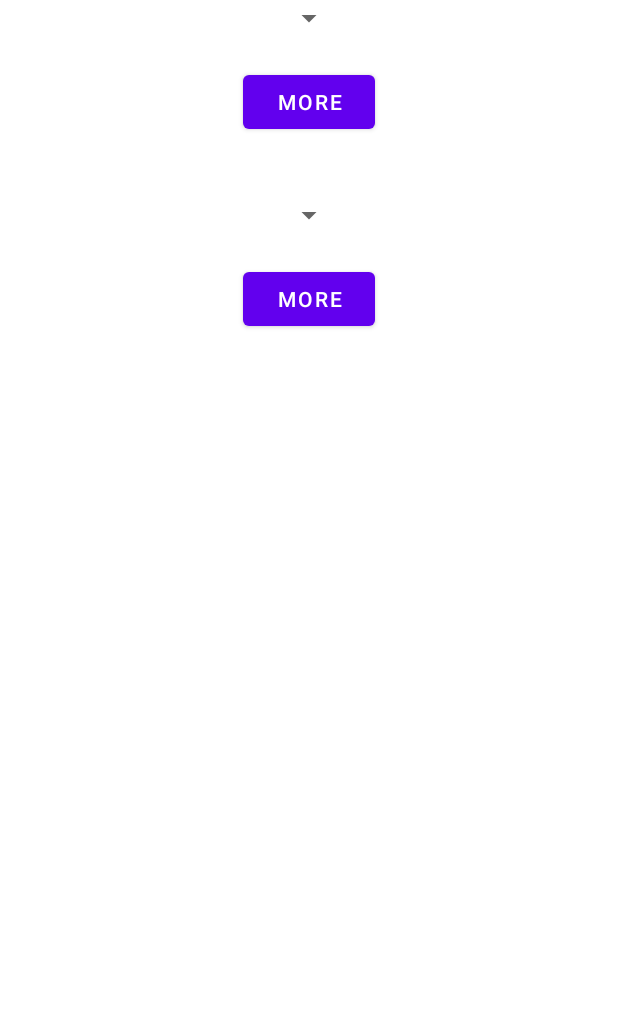
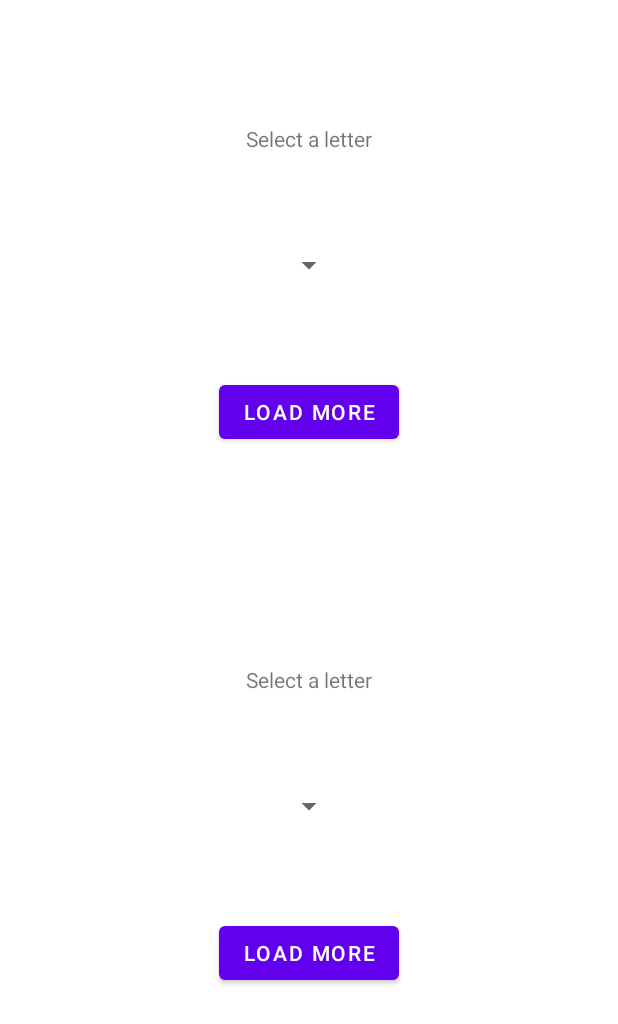
Before and after one commit to nckraghu/SwitchMapDemo, an Android app: the layout activity_main.xml on its own in the app's theme, with its tools: preview values and no code run, on a phone screen of 412 x 824 dp. Shown: the top 1024 px of the screen. Run offline under Robolectric (Android 15) with nearby library versions, the phone set to English and light mode, and no system bars.

Commit message:
Added text views to display spinner info

```diff
--- a/app/src/main/res/layout/activity_main.xml
+++ b/app/src/main/res/layout/activity_main.xml
@@ -4,7 +4,22 @@
     xmlns:tools="http://schemas.android.com/tools"
     android:layout_width="match_parent"
     android:layout_height="match_parent"
+    android:paddingLeft="20dp"
+    android:paddingRight="20dp"
+    android:paddingTop="20dp"
+    android:paddingBottom="20dp"
     tools:context=".MainActivity">
+
+    <TextView
+        android:id="@+id/spinner_text_view"
+        android:layout_width="wrap_content"
+        android:layout_height="wrap_content"
+        android:text="@string/select_a_letter"
+        app:layout_constraintEnd_toEndOf="parent"
+        app:layout_constraintStart_toStartOf="parent"
+        app:layout_constraintTop_toTopOf="parent"
+        app:layout_constraintBottom_toTopOf="@id/nameSpinner"
+        />
 
     <Spinner
         android:id="@+id/nameSpinner"
@@ -12,16 +27,17 @@
         android:layout_height="wrap_content"
         app:layout_constraintEnd_toEndOf="parent"
         app:layout_constraintStart_toStartOf="parent"
-        app:layout_constraintTop_toTopOf="parent"
+        app:layout_constraintTop_toBottomOf="@id/spinner_text_view"
+        app:layout_constraintBottom_toTopOf="@id/load_more_btn"
         />
 
     <Button
         android:id="@+id/load_more_btn"
         android:text="@string/more"
-        android:layout_marginTop="20dp"
         android:layout_width="wrap_content"
         android:layout_height="wrap_content"
         app:layout_constraintTop_toBottomOf="@id/nameSpinner"
+        app:layout_constraintBottom_toTopOf="@id/nameList"
         app:layout_constraintEnd_toEndOf="parent"
         app:layout_constraintStart_toStartOf="parent"
         />
@@ -30,12 +46,22 @@
         android:id="@+id/nameList"
         android:layout_width="match_parent"
         android:layout_height="wrap_content"
-        android:layout_marginTop="20dp"
         app:layout_constraintTop_toBottomOf="@id/load_more_btn"
+        app:layout_constraintBottom_toTopOf="@id/spinner_text_view2"
         app:layout_constraintEnd_toEndOf="parent"
         app:layout_constraintStart_toStartOf="parent"
         />
 
+    <TextView
+        android:id="@+id/spinner_text_view2"
+        android:layout_width="wrap_content"
+        android:layout_height="wrap_content"
+        android:text="@string/select_a_letter"
+        app:layout_constraintEnd_toEndOf="parent"
+        app:layout_constraintStart_toStartOf="parent"
+        app:layout_constraintTop_toBottomOf="@id/nameList"
+        app:layout_constraintBottom_toTopOf="@id/nameSpinner2"
+        />
 
     <Spinner
         android:id="@+id/nameSpinner2"
@@ -43,16 +69,17 @@
         android:layout_height="wrap_content"
         app:layout_constraintEnd_toEndOf="parent"
         app:layout_constraintStart_toStartOf="parent"
-        app:layout_constraintTop_toBottomOf="@id/nameList"
+        app:layout_constraintTop_toBottomOf="@id/spinner_text_view2"
+        app:layout_constraintBottom_toTopOf="@id/load_more_btn2"
         />
 
     <Button
         android:id="@+id/load_more_btn2"
         android:text="@string/more"
-        android:layout_marginTop="20dp"
         android:layout_width="wrap_content"
         android:layout_height="wrap_content"
         app:layout_constraintTop_toBottomOf="@id/nameSpinner2"
+        app:layout_constraintBottom_toTopOf="@id/nameList2"
         app:layout_constraintEnd_toEndOf="parent"
         app:layout_constraintStart_toStartOf="parent"
         />
@@ -61,8 +88,8 @@
         android:id="@+id/nameList2"
         android:layout_width="match_parent"
         android:layout_height="wrap_content"
-        android:layout_marginTop="20dp"
         app:layout_constraintTop_toBottomOf="@id/load_more_btn2"
+        app:layout_constraintBottom_toBottomOf="parent"
         app:layout_constraintEnd_toEndOf="parent"
         app:layout_constraintStart_toStartOf="parent"
         />
--- a/app/src/main/res/values/strings.xml
+++ b/app/src/main/res/values/strings.xml
@@ -1,4 +1,5 @@
 <resources>
     <string name="app_name">SwitchMapDemo</string>
-    <string name="more">More</string>
+    <string name="more">Load More</string>
+    <string name="select_a_letter">Select a letter</string>
 </resources>
```
